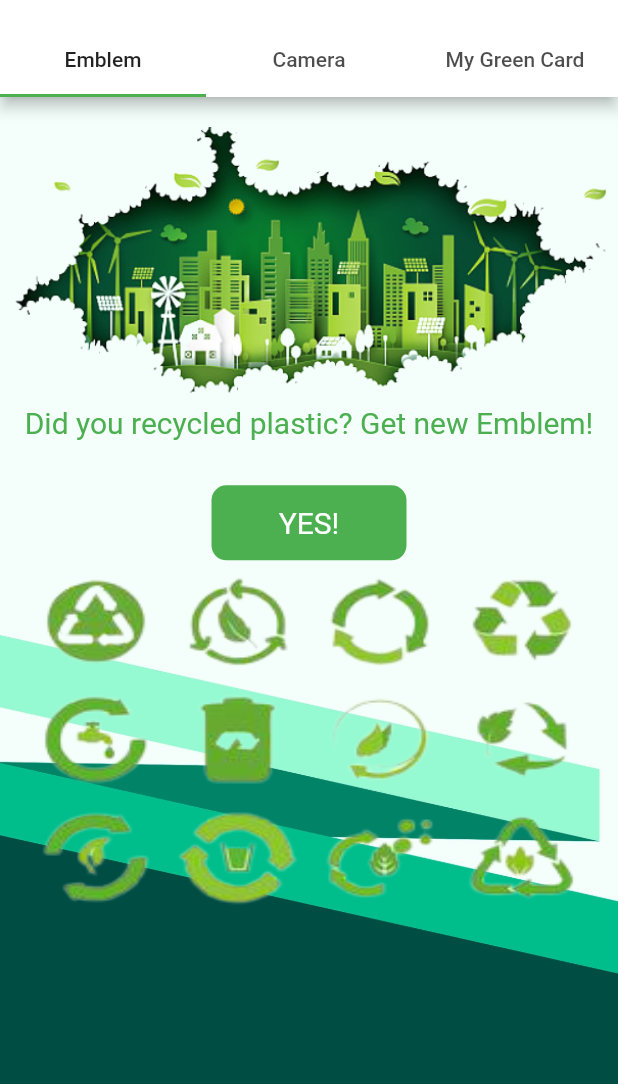
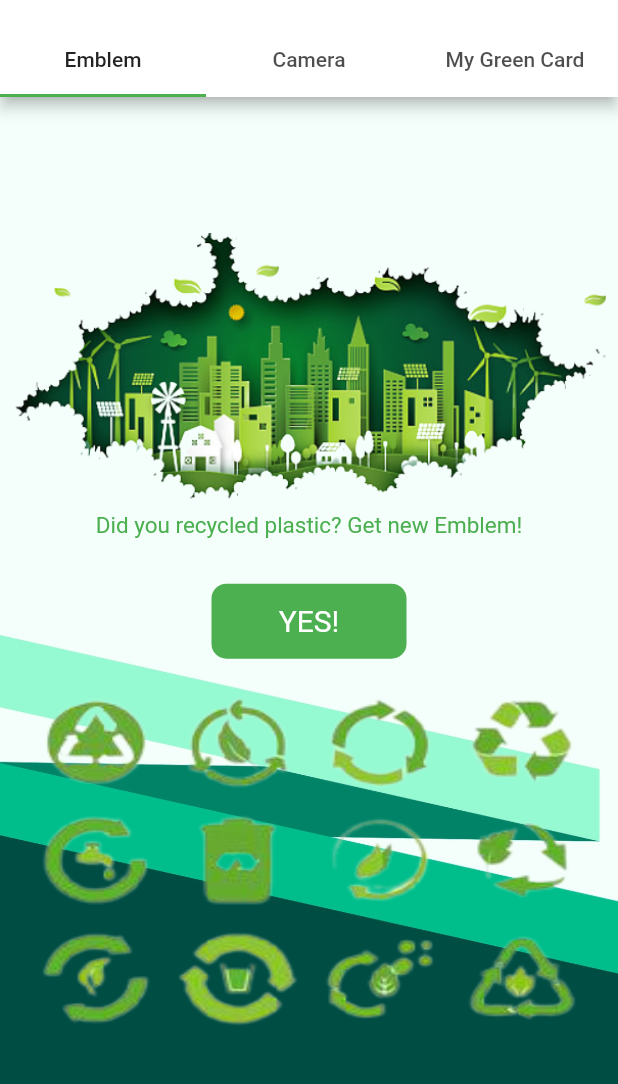
Before and after one commit to verdandi144/Plastic_Island, a Flutter app: the screen it shows after launch, on a phone screen of 412 x 824 dp, the part 59-1143 px from its top. Run offline on Flutter 3.47's test engine with Material 2 defaults, Android fonts, the light colour scheme and no system bars; our stand-ins replace image_picker.

Commit message:
Version 0.0.3

```diff
--- a/lib/main.dart
+++ b/lib/main.dart
@@ -41,12 +41,19 @@ class _MyHomePageState extends State<MyHomePage> {
   bool hasImage=false;
 
 
+
   @override
   void initState() {
     // TODO: implement initState
     super.initState();
 
+
   }
+  @override
+  void dispose() {
+    super.dispose();
+  }
+
   void _test() async{
     var data = await getData('http://10.0.2.2:5000/');
         var decodedData = jsonDecode(data);
@@ -78,10 +85,12 @@ class _MyHomePageState extends State<MyHomePage> {
         ),
         child:
         Column(
+          crossAxisAlignment: CrossAxisAlignment.center,
+            mainAxisAlignment: MainAxisAlignment.center,
             children:[
-              SizedBox(height:20),
+
               Image(image:AssetImage('images/Emblem_1.png')),
-              Text("Did you recycled plastic? Get new Emblem!",style: TextStyle(color: Colors.green,fontSize: 20)),
+              Text("Did you recycled plastic? Get new Emblem!",style: TextStyle(color: Colors.green,fontSize: 15)),
               SizedBox(height:30),
               GestureDetector(
                 onTap: (){
@@ -98,7 +107,7 @@ class _MyHomePageState extends State<MyHomePage> {
                   ),
                   child: Text("YES!",style: TextStyle(color: Colors.white, fontSize: 20))
                 ),
-              ),
+              ),SizedBox(height:15),
               Container(
                   width: MediaQuery.of(context).size.width,
                   height: 240,
@@ -121,28 +130,60 @@ class _MyHomePageState extends State<MyHomePage> {
           fit: BoxFit.cover
         )
       ),
-      child: hasImage?Container(
-        width:MediaQuery.of(context).size.width,
+      child: hasImage?
+        Column(children: [
+          SizedBox(height:30),
+          Container(
+            width:300,
             height: 500,
+
             decoration: BoxDecoration(
+              border: Border.all(color: Colors.white,width: 2),
+              borderRadius: BorderRadius.all(
+                Radius.circular(10)
+              ),
                 image: DecorationImage(
-            image: AssetImage(_image.toString()),
+                    image: FileImage(_image),
                     fit: BoxFit.cover
                 )
             ),
-      )
+          ),SizedBox(height:20),
+          GestureDetector(
+            onTap: (){
+              setState(() {
+                hasImage=false;
+                _image=null;
+
+              });
+            },
+              child: Container(
+                  width:100,
+                  height:50,
+                  decoration: BoxDecoration(
+                      border: Border.all(color: Colors.white,width: 1),
+                      borderRadius: BorderRadius.all(
+                          Radius.circular(10)
+                      ),
+                    color: Colors.green,
+                  ),
+            child: Icon(Icons.delete,size: 50, color: Colors.white,)
+          ))
+        ])
+
+
           :
       Column(
+
           children:[
             SizedBox(height:150),
-            Text("Take a Photo of Plastic Waste!", style: TextStyle(color: Colors.green, fontSize:30)),
+            Text("Take a Photo of Plastic Waste!", style: TextStyle(color: Colors.green, fontSize:25)),
+        Icon(Icons.arrow_downward_rounded,size: 50, color: Colors.grey),
         GestureDetector(
           onTap: (){
             getImageFromCamera(ImageSource.camera);
-
           },
           child:Container(
-              child: Icon(Icons.camera_alt,size:200)
+              child: Icon(Icons.camera_alt,size:200,color: Colors.green,)
         )
         )
       ])
```
Lines whose indentation alone changed are shown as unchanged.
